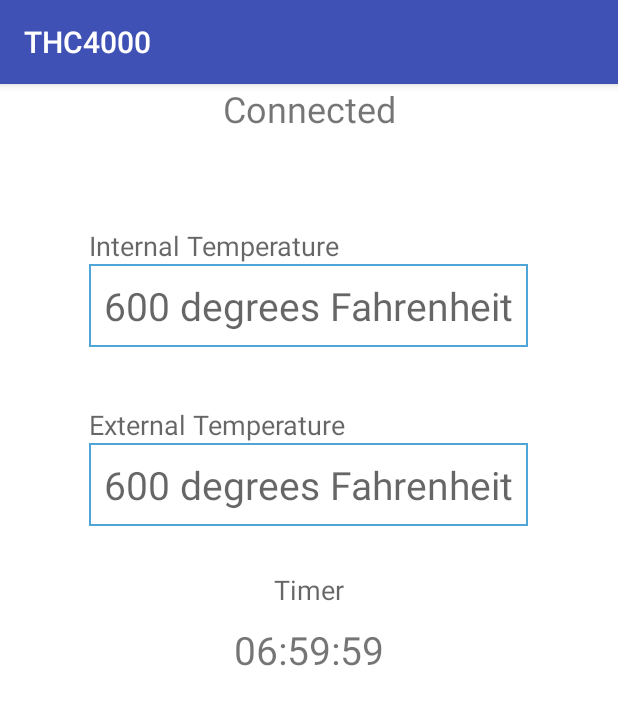
After one commit to ajt2437/Texas-Hell-BBQ, an Android app: the SmokerDataActivity screen opened directly, with no data from a screen before it, on a phone screen of 412 x 824 dp. The commit adds this screen. Shown: the top 705 px of the screen. Run offline under Robolectric (Android 15) with nearby library versions, the phone set to English and light mode, and no system bars; network calls fail; 7 statements that could not run were skipped.

Commit message:
Adding it back into the repository

```diff
--- /dev/null
+++ b/THC4000/app/src/main/java/com/dncdevelopment/thc4000/SmokerDataActivity.java
@@ -0,0 +1,384 @@
+package com.dncdevelopment.thc4000;
+
+import android.app.PendingIntent;
+import android.bluetooth.BluetoothAdapter;
+import android.bluetooth.BluetoothDevice;
+import android.bluetooth.BluetoothSocket;
+import android.content.Context;
+import android.content.Intent;
+import android.graphics.Color;
+import android.os.Build;
+import android.support.v7.app.AppCompatActivity;
+import android.os.Bundle;
+import android.util.Log;
+import android.view.View;
+import android.view.animation.AlphaAnimation;
+import android.view.animation.Animation;
+import android.widget.Button;
+import android.widget.TextView;
+import android.widget.Toast;
+
+import java.io.IOException;
+import java.io.InputStream;
+import java.io.OutputStream;
+import java.util.Timer;
+import java.util.TimerTask;
+import java.util.UUID;
+import android.os.Handler;
+
+public class SmokerDataActivity extends AppCompatActivity {
+
+    private BluetoothAdapter mBluetoothAdapter = null;
+    private static final String TAG = "SmokerDataActivity";
+    private static final UUID MY_UUID = UUID.fromString("00001101-0000-1000-8000-00805F9B34FB");
+
+    // View
+    private ConnectThread mConnectThread;
+    private ConnectedThread mConnectedThread;
+    private BluetoothDevice mBluetoothDevice;
+    private TextView mBluetoothStatusTextView;
+    private TextView mInternalTemperatureTextView;
+    private TextView mExternalTemperatureTextView;
+    private TextView mMessageStatusTextView;
+    private TextView mTimerTextView;
+
+    // Model
+    private StringBuffer sbu;
+    private String str = "";
+    private String mMessage = "";
+    private Handler mReceiverHandler = new Handler();
+    private Handler mResponseHandler = new Handler();
+    private int totalTime = 5;
+    private int timeLeft;
+    private Timer mTimer = new Timer();
+
+    private boolean connectedFlag = false;
+
+    @Override
+    protected void onCreate(Bundle savedInstanceState) {
+        super.onCreate(savedInstanceState);
+        setContentView(R.layout.activity_smoker_data);
+
+        mBluetoothAdapter = BluetoothAdapter.getDefaultAdapter();
+
+        mBluetoothStatusTextView = (TextView) findViewById(R.id.bluetooth_status_text_view);
+
+        mInternalTemperatureTextView = (TextView) findViewById(R.id.internal_temperature_text_view);
+        mExternalTemperatureTextView = (TextView) findViewById(R.id.external_temperature_text_view);
+
+        mBluetoothDevice = getIntent().getParcelableExtra(BluetoothDevice.EXTRA_DEVICE);
+        mBluetoothStatusTextView.setText("Not Connected");
+
+        // Testing services
+//        boolean shouldStartAlarm = !SmokerDataService.isServiceAlarmOn(getApplicationContext(), mBluetoothDevice);
+//        SmokerDataService.setServiceAlarm(getApplicationContext(), mBluetoothDevice, shouldStartAlarm);
+
+        mMessageStatusTextView = (TextView) findViewById(R.id. message_status);
+        mMessageStatusTextView.setText("message shown here");
+
+        mTimerTextView = (TextView) findViewById(R.id.timer_text_view);
+
+        if (mBluetoothAdapter == null) {
+            Toast.makeText(getApplicationContext(), "Bluetooth is not available", Toast.LENGTH_LONG).show();
+        }
+
+        Log.i(TAG, "Background thread started");
+        //startTimer(totalTime);
+        setupChat();
+    }
+
+    private void timerTick() {
+
+        if (timeLeft != 0) {
+            timeLeft--;
+            mTimerTextView.setText(parseTimer());
+            if (timeLeft == 0) {
+                mTimer.cancel();
+                mTimerTextView.setText("00:00:00");
+                mTimerTextView.setTextColor(Color.RED);
+                mTimerTextView.setAlpha(0.5f);
+                if (Build.VERSION.SDK_INT >= Build.VERSION_CODES.LOLLIPOP) {
+                    Animation animation = new AlphaAnimation(0.0f, 1.0f);
+                    animation.setDuration(500);
+                    animation.setRepeatMode(Animation.REVERSE);
+                    animation.setRepeatCount(10);
+                    mTimerTextView.startAnimation(animation);
+                }
+            }
+        }
+    }
+
+    private void startTimer(int timerValue) {
+        mTimer.cancel();
+        timeLeft = timerValue + 1; // Timer start with one second less so I added the second back
+        TimerTask mTicker = new TimerTask() {
+            @Override
+            public void run() {
+                mResponseHandler.post(new Runnable() {
+                    @Override
+                    public void run() {
+                        timerTick();
+                    }
+                });
+            }
+        };
+        mTimer = new Timer();
+        mTimer.scheduleAtFixedRate(mTicker, 0, 1000);
+    }
+
+    private String parseTimer() {
+        int hours = timeLeft / 3600;
+        int minutes = (timeLeft % 3600) / 60;
+        int seconds = (timeLeft % 3600) % 60;
+
+        String time = "";
+
+        if (hours < 10) {
+            time += "0";
+        }
+
+        time += hours + ":";
+
+        if (minutes < 10) {
+            time += "0";
+        }
+
+        time += minutes + ":";
+
+        if (seconds < 10) {
+            time += "0";
+        }
+
+        time += seconds;
+
+        return time;
+    }
+
+    private void setupChat() {
+        mConnectThread = new ConnectThread(mBluetoothDevice);
+        mConnectThread.start();
+    }
+
+    public static Intent newIntent(Context context) {
+        return new Intent(context, SmokerDataActivity.class);
+    }
+
+    public static Intent newIntent(Context packageContext, BluetoothDevice device) {
+        Intent i = new Intent(packageContext, SmokerDataActivity.class);
+        i.putExtra(BluetoothDevice.EXTRA_DEVICE, device);
+        return i;
+    }
+
+    @Override
+    protected void onDestroy() {
+        super.onDestroy();
+        mConnectThread.cancel();
+        //mParserHandler.quit();
+        Log.i(TAG, "Background thread destroyed");
+    }
+
+    void manageConnectedSocket(BluetoothSocket socket) {
+        mConnectedThread = new ConnectedThread(socket);
+        mConnectedThread.start();
+        //mBluetoothStatusTextView.setText("Connected");
+    }
+
+    public void write(byte[] out) {
+        // Create temporary object
+        ConnectedThread r;
+        // Synchronize a copy of the ConnectedThread
+        r = mConnectedThread;
+        // Perform the write unsynchronized
+        r.write(out);
+    }
+
+    private class ConnectThread extends Thread {
+        private final BluetoothSocket mmSocket;
+        private final BluetoothDevice mmDevice;
+
+        public ConnectThread(BluetoothDevice device) {
+            // Use a temporary object that is later assigned to mmSocket,
+            // because mmSocket is final
+            BluetoothSocket tmp = null;
+            mmDevice = device;
+
+            // Get a BluetoothSocket to connect with the given BluetoothDevice
+            try {
+                // MY_UUID is the app's UUID string, also used by the server code
+                tmp = mmDevice.createRfcommSocketToServiceRecord(MY_UUID);
+            } catch (IOException e) { }
+            mmSocket = tmp;
+        }
+
+        public void run() {
+            // Cancel discovery because it will slow down the connection
+            mBluetoothAdapter.cancelDiscovery();
+
+            try {
+                // Connect the device through the socket. This will block
+                // until it succeeds or throws an exception
+                mmSocket.connect();
+            } catch (IOException connectException) {
+                // Unable to connect; close the socket and get out
+                try {
+                    mmSocket.close();
+                } catch (IOException closeException) { }
+                return;
+            }
+
+            //It connected successfully if it reaches this point
+            connectedFlag = true;
+
+            mResponseHandler.post(new Runnable() {
+                @Override
+                public void run() {
+                    mBluetoothStatusTextView.setText("Connected");
+                }
+            });
+            // Do work to manage the connection (in a separate thread)
+            manageConnectedSocket(mmSocket);
+        }
+
+        /** Will cancel an in-progress connection, and close the socket */
+        public void cancel() {
+            try {
+                mmSocket.close();
+            } catch (IOException e) { }
+        }
+
+    }
+    private class ConnectedThread extends Thread {
+        private final BluetoothSocket mSocket;
+        private final InputStream mInputStream;
+        private final OutputStream mOutputStream;
+        private String parseResult[];
+
+        public ConnectedThread(BluetoothSocket socket) {
+            mSocket = socket;
+            InputStream tmpIn = null;
+            OutputStream tmpOut = null;
+
+            //Get the input streams, using temp objects because
+            // member streams are final
+            try {
+                tmpIn = socket.getInputStream();
+                tmpOut = socket.getOutputStream();
+            }
+            catch (IOException e) {
+
+            }
+            mInputStream = tmpIn;
+            mOutputStream = tmpOut;
+        }
+
+        public void run() {
+            final byte[] buffer = new byte[1024]; // buffer store for the stream
+            int bytes; // bytes returned from read()
+
+            // Keep listening to the InputStream until an exception occurs
+            while (true) {
+                try {
+                    // Read from the InputStream
+                    bytes = mInputStream.read(buffer);
+
+                    // Send the obtained bytes to the UI activity
+                    final int count = bytes;
+                    mReceiverHandler.post(new Runnable() {
+                        public void run() {
+
+                            // String input together
+                            StringBuilder b = new StringBuilder();
+                            for (int i = 0; i < count; ++i) {
+                                String s = Integer.toString(buffer[i]);
+                                b.append(s);
+                                b.append(",");
+                            }
+
+                            String s = b.toString();
+                            String[] chars = s.split(",");
+                            sbu = new StringBuffer();
+                            for (int i = 0; i < chars.length; i++) {
+                                char currentChar = (char) Integer.parseInt(chars[i]);
+                                if (currentChar != ' ' && currentChar != '\n' && currentChar != '\b' && currentChar != '\t') {
+                                    sbu.append((char) Integer.parseInt(chars[i]));
+                                } else {
+                                    sbu.setLength(0);
+                                    str = "";
+                                }
+                            }
+
+                            str += sbu;
+                            mMessageStatusTextView.setText(str);
+
+//                            if (str.contains(Parser.startData)) {
+//                                str = "";
+//                            }
+                            // Parse data, identify start and stop tag to know we received all the data to display
+                            parseResult = Parser.stringHandler(str);
+
+                            if (parseResult[0] != null) {
+                                // Identify the tag and take the correction action
+                                mMessage = parseResult[1];
+                                int dataI;
+                                double dataD;
+                                switch (parseResult[0]) {
+                                    //double dataD;
+
+                                    case Parser.startTimeTag:
+                                        dataI = Integer.parseInt(mMessage);
+                                        write("-".getBytes());
+                                        startTimer(dataI);
+                                        break;
+
+                                    case Parser.startITempTag:
+                                        dataD = Double.parseDouble(mMessage);
+                                        dataI = (int) Math.ceil(dataD);
+                                        mInternalTemperatureTextView.setText("" + dataI);
+                                        write("-".getBytes());
+                                        str = "";
+                                        break;
+
+                                    case Parser.startETempTag:
+                                        dataD = Double.parseDouble(mMessage);
+                                        dataI = (int) Math.ceil(dataD);
+                                        mExternalTemperatureTextView.setText("" + dataI);
+                                        write("-".getBytes());
+                                        str = "";
+                                        break;
+
+                                    case Parser.startErrorTag:
+
+                                        break;
+                                }
+                            }
+
+                        }
+                    });
+                }
+                catch (IOException e) {
+                    break;
+                }
+            }
+        }
+
+        public void write(byte[] buffer) {
+            try {
+                mOutputStream.write(buffer);
+
+                // Share the sent message back to the UI Activity
+
+            } catch (IOException e) {
+                Log.e(TAG, "Exception during write", e);
+            }
+        }
+
+        /* Call this from the main activity to shutdown the connection */
+        public void cancel() {
+            try {
+                mSocket.close();
+            }
+            catch (IOException e) {}
+
+        }
+    }
+}
--- /dev/null
+++ b/THC4000/app/src/main/res/layout/activity_smoker_data.xml
@@ -0,0 +1,112 @@
+<?xml version="1.0" encoding="utf-8"?>
+<LinearLayout
+    xmlns:android="http://schemas.android.com/apk/res/android"
+    xmlns:tools="http://schemas.android.com/tools"
+    android:layout_width="match_parent"
+    android:layout_height="match_parent"
+    android:orientation="vertical"
+    android:background="@android:color/background_light"
+    tools:context="com.dncdevelopment.thc4000.SmokerDataActivity">
+
+    <LinearLayout
+        android:layout_width="match_parent"
+        android:layout_height="wrap_content"
+        android:orientation="horizontal">
+
+        <TextView
+            android:id="@+id/bluetooth_status_text_view"
+            android:layout_width="wrap_content"
+            android:layout_height="wrap_content"
+            android:text="Not connected"
+            android:textSize="24sp"
+            android:textAlignment="center"
+            android:layout_weight="3"/>
+
+    </LinearLayout>
+
+    <TextView
+        android:id="@+id/message_status"
+        android:layout_width="wrap_content"
+        android:layout_height="wrap_content"
+        android:layout_gravity="center_horizontal"
+        android:textSize="20sp"
+        android:layout_marginBottom="30dp"
+        tools:text="message status here"/>
+
+    <RelativeLayout
+        android:layout_width="match_parent"
+        android:layout_height="match_parent">
+
+        <TextView
+            android:id="@+id/internal_temperature_text_view"
+            android:layout_width="wrap_content"
+            android:layout_height="wrap_content"
+            tools:text="@string/temperature_example"
+            android:hint="@string/temperature_example"
+            android:textSize="26sp"
+            android:padding="10dp"
+            android:background="@drawable/backoutline"
+            android:layout_below="@+id/internal_temperature_label"
+            android:layout_centerHorizontal="true"
+            />
+
+        <TextView
+            android:id="@+id/external_temperature_text_view"
+            android:layout_width="wrap_content"
+            android:layout_height="wrap_content"
+            tools:text="@string/temperature_example"
+            android:hint="@string/temperature_example"
+            android:textSize="26sp"
+            android:padding="10dp"
+            android:background="@drawable/backoutline"
+            android:layout_below="@+id/external_temperature_label"
+            android:layout_alignLeft="@id/internal_temperature_text_view"
+            android:layout_alignStart="@id/internal_temperature_text_view"
+            />
+
+        <TextView
+            android:layout_width="wrap_content"
+            android:layout_height="wrap_content"
+            android:text="06:59:59"
+            android:id="@+id/timer_text_view"
+            android:textSize="26sp"
+            android:padding="10dp"
+            android:layout_below="@+id/timer_label"
+            android:layout_centerHorizontal="true" />
+
+        <TextView
+            android:layout_width="wrap_content"
+            android:layout_height="wrap_content"
+            android:textAppearance="?android:attr/textAppearanceMedium"
+            android:text="@string/internal_temperature_label"
+            android:id="@+id/internal_temperature_label"
+            android:layout_alignParentTop="true"
+            android:layout_alignLeft="@id/internal_temperature_text_view"
+            android:layout_alignStart="@id/internal_temperature_text_view"
+            android:layout_marginTop="5dp" />
+
+        <TextView
+            android:layout_width="wrap_content"
+            android:layout_height="wrap_content"
+            android:textAppearance="?android:attr/textAppearanceMedium"
+            android:text="@string/external_temperature_label"
+            android:id="@+id/external_temperature_label"
+            android:layout_below="@id/internal_temperature_text_view"
+            android:layout_alignLeft="@id/external_temperature_text_view"
+            android:layout_alignStart="@+id/external_temperature_text_view"
+            android:layout_marginTop="39dp" />
+
+        <TextView
+            android:layout_width="wrap_content"
+            android:layout_height="wrap_content"
+            android:textAppearance="?android:attr/textAppearanceMedium"
+            android:text="Timer"
+            android:id="@+id/timer_label"
+            android:layout_below="@id/external_temperature_text_view"
+            android:layout_centerHorizontal="true"
+            android:layout_marginTop="30dp" />
+
+    </RelativeLayout>
+
+
+</LinearLayout>
--- /dev/null
+++ b/THC4000/app/src/main/res/values/colors.xml
@@ -0,0 +1,11 @@
+<?xml version="1.0" encoding="utf-8"?>
+<resources>
+    <color name="colorPrimary">#3F51B5</color>
+    <color name="colorPrimaryDark">#303F9F</color>
+    <color name="colorAccent">#FF4081</color>
+    <color name="colorTitleText">#CF5300</color>
+    <color name="colorTextViewBackground">#FFFFFF</color>
+    <color name="colorBorder">#808080</color>
+    <color name="colorRed">#FF0000</color>
+    <color name="colorBlack">#000000</color>
+</resources>
--- a/THC4000/app/src/main/res/values/strings.xml
+++ b/THC4000/app/src/main/res/values/strings.xml
@@ -12,5 +12,5 @@
     <string name="internal_temperature_label">Internal Temperature</string>
     <string name="temperature_example">600 degrees Fahrenheit</string>
     <string name="external_temperature_label">External Temperature</string>
-    <string name="wrong_device_alert">Wrong device selected\nSelect THC-4000</string>
+    <string name="wrong_device_alert">Wrong device selected</string>
 </resources>
```
Also changed, not shown: THC4000/app/src/main/res/layout/activity_main.xml (+39 -15 lines), THC4000/app/src/main/res/layout/content_main.xml (deleted, +0 -53 lines).
